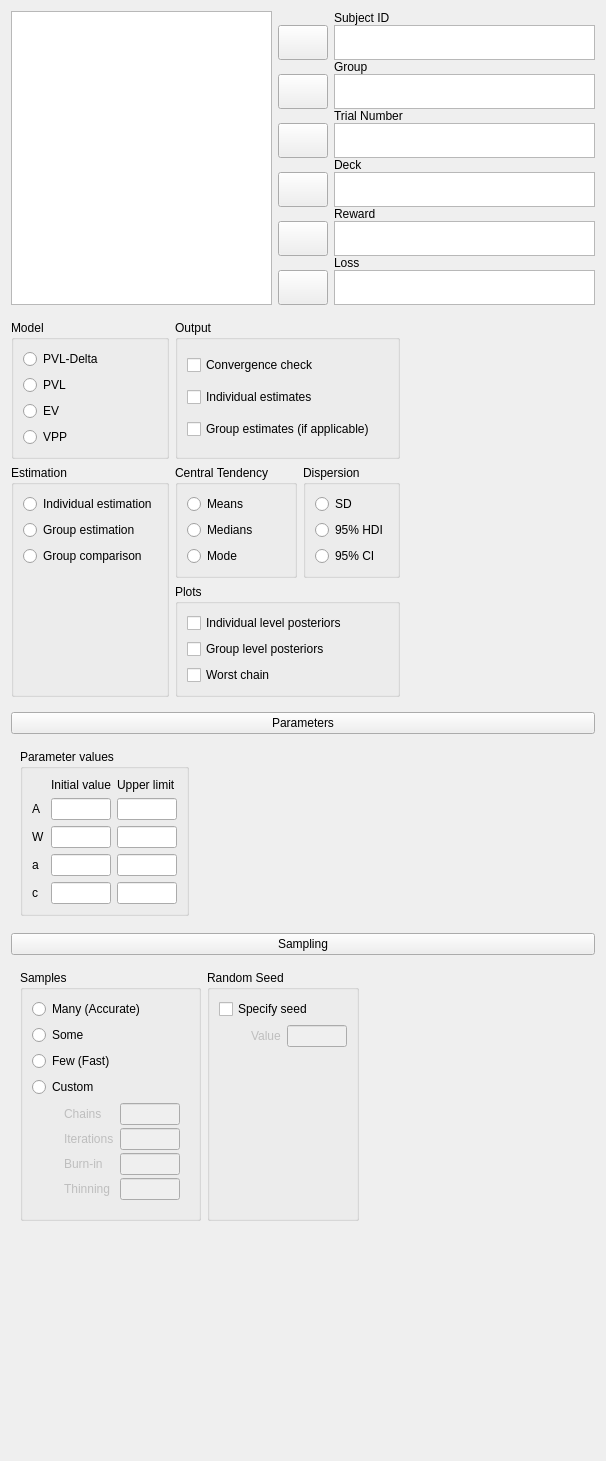
This is JASP-Desktop/analysisforms/r11tlearnform.ui in jasp-stats/jasp-desktop as Qt 5 draws it before an edit. The edited form follows.
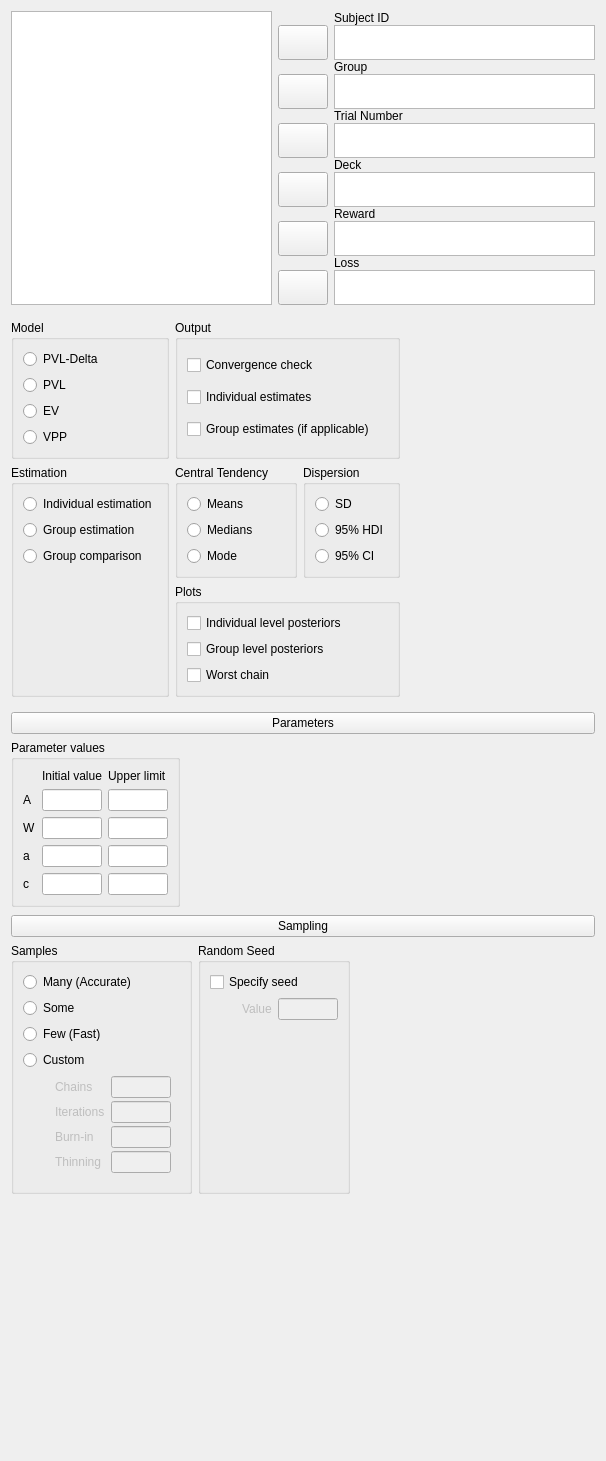
This is the edited form. Custom widgets are drawn as their Qt base class.

```diff
--- a/JASP-Desktop/analysisforms/r11tlearnform.ui
+++ b/JASP-Desktop/analysisforms/r11tlearnform.ui
@@ -750,6 +750,15 @@
          </sizepolicy>
         </property>
         <layout class="QGridLayout" name="gridLayout_15">
+         <property name="leftMargin">
+          <number>0</number>
+         </property>
+         <property name="topMargin">
+          <number>0</number>
+         </property>
+         <property name="bottomMargin">
+          <number>0</number>
+         </property>
          <item row="0" column="0">
           <widget class="GroupBox" name="groupBox_5">
            <property name="title">
@@ -924,6 +933,15 @@
          </sizepolicy>
         </property>
         <layout class="QGridLayout" name="gridLayout_18">
+         <property name="leftMargin">
+          <number>0</number>
+         </property>
+         <property name="topMargin">
+          <number>0</number>
+         </property>
+         <property name="bottomMargin">
+          <number>0</number>
+         </property>
          <item row="0" column="0">
           <widget class="BoundGroupBox" name="samples">
            <property name="title">
```
